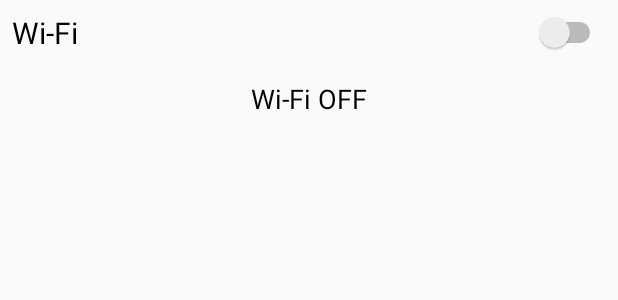
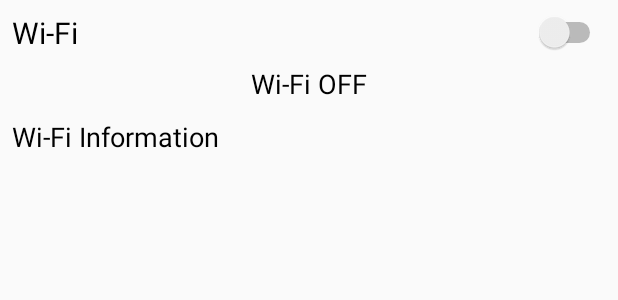
Before and after one commit to Eddi03/WiFiApplication, an Android app: the layout activity_main.xml on its own in the app's theme, with its tools: preview values and no code run, on a phone screen of 412 x 824 dp. Shown: the top 300 px of the screen. Run offline under Robolectric (Android 15) with nearby library versions, the phone set to English and light mode, and no system bars.

Commit message:
Added wifi network information

```diff
--- a/app/src/main/res/layout/activity_main.xml
+++ b/app/src/main/res/layout/activity_main.xml
@@ -25,18 +25,33 @@
         android:id="@+id/textViewWiFi"
         android:layout_width="wrap_content"
         android:layout_height="wrap_content"
-        android:layout_marginBottom="8dp"
         android:layout_marginEnd="8dp"
         android:layout_marginStart="8dp"
         android:layout_marginTop="8dp"
         android:text="@string/wi_fi_off"
         android:textColor="@android:color/background_dark"
         android:textSize="18sp"
-        app:layout_constraintBottom_toBottomOf="parent"
         app:layout_constraintEnd_toEndOf="parent"
         app:layout_constraintHorizontal_bias="0.501"
         app:layout_constraintStart_toStartOf="parent"
-        app:layout_constraintTop_toBottomOf="@+id/switchWiFi"
-        app:layout_constraintVertical_bias="0.013" />
+        app:layout_constraintTop_toBottomOf="@+id/switchWiFi" />
+
+    <TextView
+        android:id="@+id/textViewInfo"
+        android:layout_width="wrap_content"
+        android:layout_height="wrap_content"
+        android:layout_marginBottom="8dp"
+        android:layout_marginEnd="8dp"
+        android:layout_marginStart="8dp"
+        android:layout_marginTop="8dp"
+        android:text="@string/information"
+        android:textColor="@android:color/background_dark"
+        android:textSize="18sp"
+        app:layout_constraintBottom_toBottomOf="parent"
+        app:layout_constraintEnd_toEndOf="parent"
+        app:layout_constraintHorizontal_bias="0.0"
+        app:layout_constraintStart_toStartOf="parent"
+        app:layout_constraintTop_toBottomOf="@+id/textViewWiFi"
+        app:layout_constraintVertical_bias="0.004" />
 
 </android.support.constraint.ConstraintLayout>
--- a/app/src/main/res/values/strings.xml
+++ b/app/src/main/res/values/strings.xml
@@ -2,4 +2,6 @@
     <string name="app_name">TestApplication</string>
     <string name="wi_fi">Wi-Fi</string>
     <string name="wi_fi_off">Wi-Fi OFF</string>
+    <string name="information">Wi-Fi Information</string>
+
 </resources>
```
Also changed, not shown: app/src/main/java/com/android/eddi/testapplication/MainActivity.java (+45 -4 lines).
